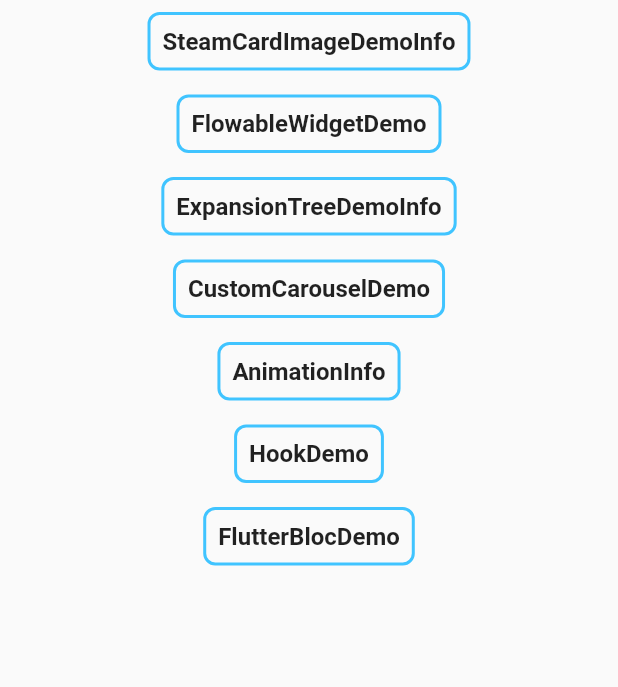
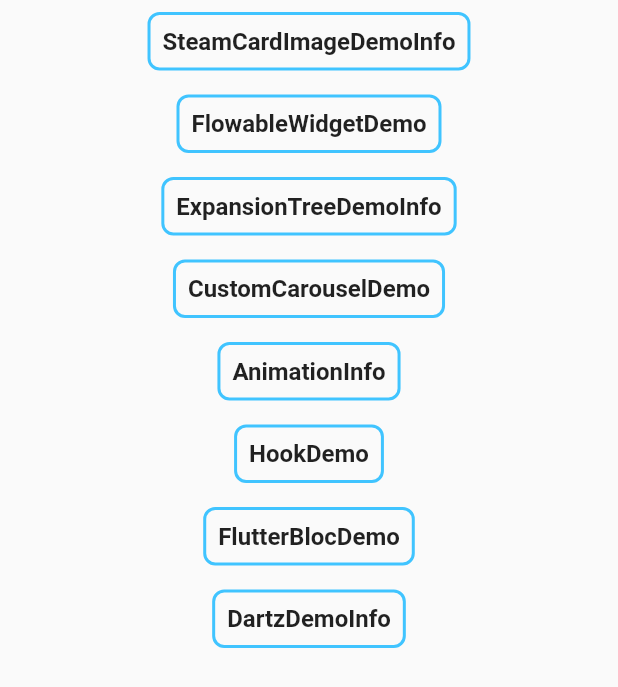
Before and after one commit to conghua2411/flutter_demo_everything_2, a Flutter app: the screen it shows after launch, on a phone screen of 412 x 824 dp. Shown: the top 687 px of the screen. Run offline on Flutter 3.47's test engine with Material 2 defaults, Android fonts, the phone set to English and light mode, and no system bars; our stand-ins replace dartz, flutter_bloc, flutter_hooks.

Commit message:
add dartz demo

```diff
--- /dev/null
+++ b/lib/dartz_demo/dartz_demo_info.dart
@@ -0,0 +1,7 @@
+import 'package:flutter_demo_everything_2/dartz_demo/dartz_demo.dart';
+import 'package:flutter_demo_everything_2/demo_info.dart';
+
+var dartzDemoInfo = DemoInfo(
+  name: 'DartzDemoInfo',
+  demo: DartzDemoInfo(),
+);
--- /dev/null
+++ b/lib/demos.dart
@@ -0,0 +1,19 @@
+import 'animation/animation_info.dart';
+import 'custom_carousel/custom_carousel_demo_info.dart';
+import 'dartz_demo/dartz_demo_info.dart';
+import 'expansion_tree_demo/expansion_tree_demo_info.dart';
+import 'flowable_widget_demo/flowable_widget_demo_info.dart';
+import 'flutter_bloc_demo/flutter_bloc_demo_info.dart';
+import 'hook/hook_info.dart';
+import 'steam_card_image/steam_card_image_demo_info.dart';
+
+var demos = [
+  steamCardImageDemoInfo,
+  flowableWidgetDemoInfo,
+  expansionTreeDemoInfo,
+  customCarouselDemo,
+  animationInfo,
+  hookDemoInfo,
+  flutterBlocDemoInfo,
+  dartzDemoInfo,
+];
--- a/lib/main.dart
+++ b/lib/main.dart
@@ -1,13 +1,6 @@
 import 'package:flutter/material.dart';
-import 'package:flutter_demo_everything_2/animation/animation_info.dart';
 import 'package:flutter_demo_everything_2/demo_info.dart';
-import 'package:flutter_demo_everything_2/flutter_bloc_demo/flutter_bloc_demo_info.dart';
-import 'package:flutter_demo_everything_2/steam_card_image/steam_card_image_demo_info.dart';
-
-import 'custom_carousel/custom_carousel_demo_info.dart';
-import 'expansion_tree_demo/expansion_tree_demo_info.dart';
-import 'flowable_widget_demo/flowable_widget_demo_info.dart';
-import 'hook/hook_info.dart';
+import 'package:flutter_demo_everything_2/demos.dart';
 
 void main() {
   runApp(MyApp());
@@ -37,15 +30,7 @@ class _MainState extends State<Main> {
   @override
   void initState() {
     super.initState();
-    listDemo = [
-      steamCardImageDemoInfo,
-      flowableWidgetDemoInfo,
-      expansionTreeDemoInfo,
-      customCarouselDemo,
-      animationInfo,
-      hookDemoInfo,
-      flutterBlocDemoInfo,
-    ];
+    listDemo = demos;
   }
 
   @override
--- a/pubspec.yaml
+++ b/pubspec.yaml
@@ -32,6 +32,7 @@ dependencies:
   provider: ^6.0.2
   flutter_hooks: ^0.18.3
   flutter_bloc: ^8.0.1
+  dartz: ^0.10.1
 
 dev_dependencies:
   flutter_test:
```
Also changed, not shown: lib/dartz_demo/dartz_demo.dart (added, +90 -0 lines), lib/dartz_demo/dartz_logic.dart (added, +11 -0 lines), pubspec.lock.
